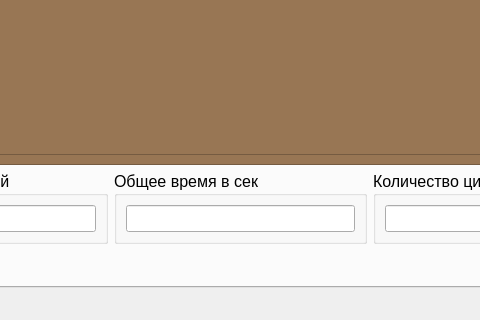
Before: the Qt Designer form MainWindow.ui in Rekvim/MpiSki, drawn with Qt 5; both pictures show x 166 to 646 and y 749 to 1069 of the 1066 by 1069 pixel window.
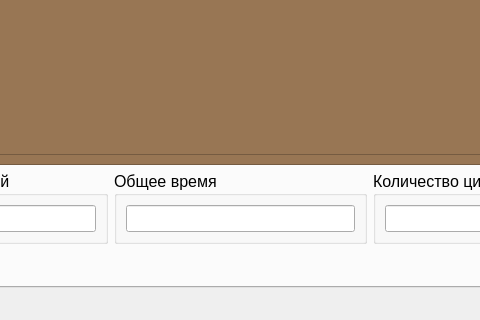
After: the same form once the commit is applied. The open tabs and pages were chosen to show the change. Icons and pictures are not drawn. Custom widgets are drawn as their Qt base class.

```diff
--- a/MainWindow.ui
+++ b/MainWindow.ui
@@ -2371,7 +2371,7 @@
              </sizepolicy>
             </property>
             <property name="title">
-             <string>Общее время в сек</string>
+             <string>Общее время</string>
             </property>
             <layout class="QHBoxLayout" name="horizontalLayout_22">
              <item>
```
Left out of the diff: 2 changed lines with no effect on the pictures.
